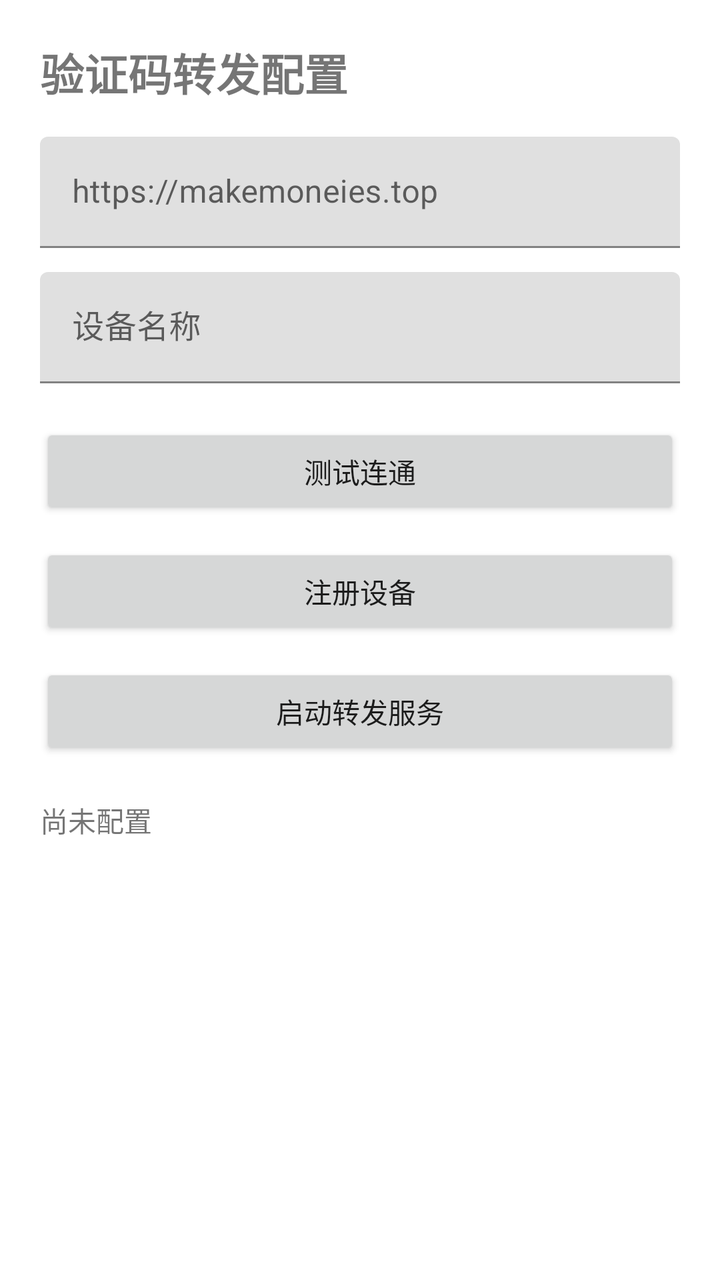
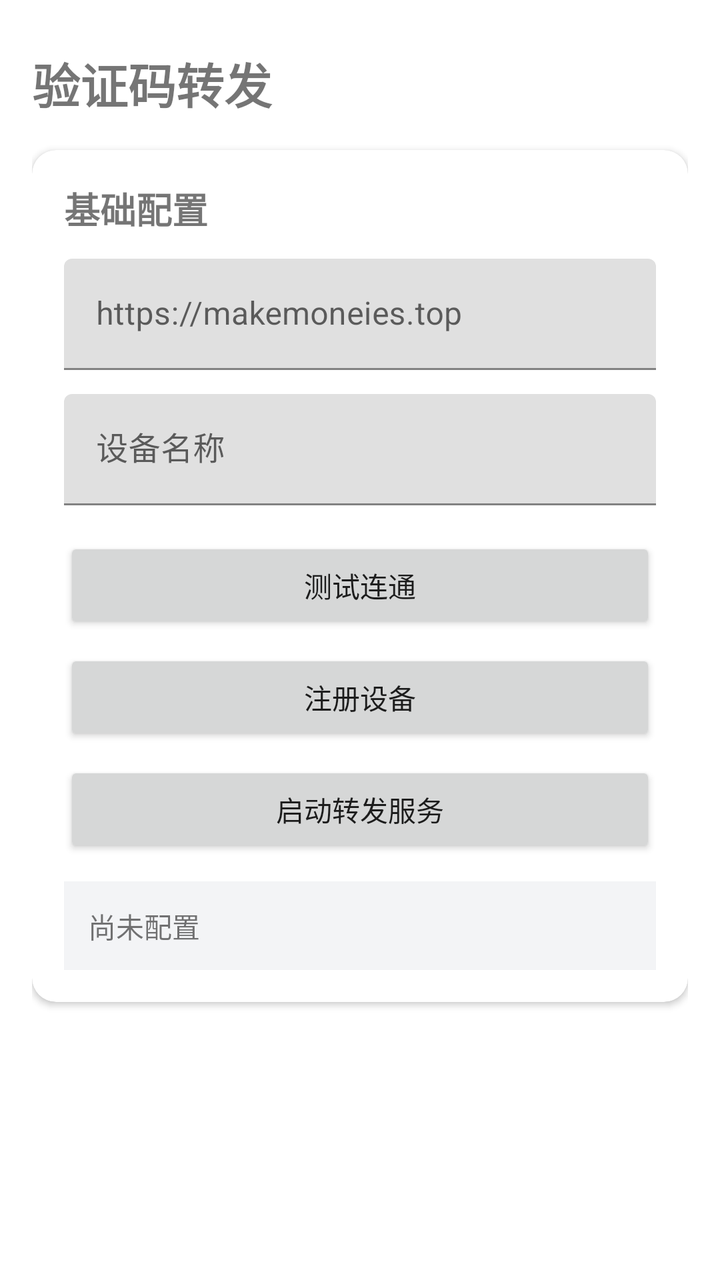

Two renders of the same Android screen: before a commit and after it. Below are the layout's source before the change and the commit's diff.
<!-- AndroidManifest.xml: application theme Theme.SmsReceiver -->
<!-- res/layout/activity_config.xml -->
<?xml version="1.0" encoding="utf-8"?>
<ScrollView xmlns:android="http://schemas.android.com/apk/res/android"
    android:layout_width="match_parent"
    android:layout_height="match_parent"
    android:padding="20dp">

    <LinearLayout
        android:layout_width="match_parent"
        android:layout_height="wrap_content"
        android:orientation="vertical">

        <TextView
            android:layout_width="match_parent"
            android:layout_height="wrap_content"
            android:text="验证码转发配置"
            android:textSize="22sp"
            android:textStyle="bold" />

        <com.google.android.material.textfield.TextInputLayout
            android:layout_width="match_parent"
            android:layout_height="wrap_content"
            android:layout_marginTop="16dp">

            <com.google.android.material.textfield.TextInputEditText
                android:id="@+id/serverUrlInput"
                android:layout_width="match_parent"
                android:layout_height="wrap_content"
                android:hint="@string/server_url_hint"
                android:inputType="textUri" />
        </com.google.android.material.textfield.TextInputLayout>

        <com.google.android.material.textfield.TextInputLayout
            android:layout_width="match_parent"
            android:layout_height="wrap_content"
            android:layout_marginTop="12dp">

            <com.google.android.material.textfield.TextInputEditText
                android:id="@+id/deviceNameInput"
                android:layout_width="match_parent"
                android:layout_height="wrap_content"
                android:hint="@string/device_name_hint"
                android:inputType="text" />
        </com.google.android.material.textfield.TextInputLayout>

        <Button
            android:id="@+id/testButton"
            android:layout_width="match_parent"
            android:layout_height="wrap_content"
            android:layout_marginTop="20dp"
            android:text="测试连通" />

        <Button
            android:id="@+id/registerButton"
            android:layout_width="match_parent"
            android:layout_height="wrap_content"
            android:layout_marginTop="12dp"
            android:text="注册设备" />

        <Button
            android:id="@+id/startServiceButton"
            android:layout_width="match_parent"
            android:layout_height="wrap_content"
            android:layout_marginTop="12dp"
            android:text="启动转发服务" />

        <TextView
            android:id="@+id/statusText"
            android:layout_width="match_parent"
            android:layout_height="wrap_content"
            android:layout_marginTop="20dp"
            android:text="尚未配置"
            android:textIsSelectable="true" />
    </LinearLayout>
</ScrollView>
<!-- resources referenced by this layout -->
<resources>
  <string name="device_name_hint">设备名称</string>
  <string name="server_url_hint">https://makemoneies.top</string>
  <style name="Theme.SmsReceiver" parent="Theme.MaterialComponents.DayNight.DarkActionBar">
          <item name="colorPrimary">#2563EB</item>
          <item name="colorPrimaryVariant">#1D4ED8</item>
          <item name="colorOnPrimary">#FFFFFF</item>
      </style>
</resources>

<!-- the commit's change to res/layout/activity_config.xml (unified diff, before → after) -->
@@ -1,8 +1,12 @@
 <?xml version="1.0" encoding="utf-8"?>
 <ScrollView xmlns:android="http://schemas.android.com/apk/res/android"
+    xmlns:app="http://schemas.android.com/apk/res-auto"
     android:layout_width="match_parent"
     android:layout_height="match_parent"
-    android:padding="20dp">
+    android:clipToPadding="false"
+    android:fillViewport="true"
+    android:padding="16dp"
+    android:paddingBottom="32dp">
 
     <LinearLayout
         android:layout_width="match_parent"
@@ -12,63 +16,98 @@
         <TextView
             android:layout_width="match_parent"
             android:layout_height="wrap_content"
-            android:text="验证码转发配置"
-            android:textSize="22sp"
+            android:paddingTop="8dp"
+            android:text="@string/page_title"
+            android:textSize="24sp"
             android:textStyle="bold" />
 
-        <com.google.android.material.textfield.TextInputLayout
+        <com.google.android.material.card.MaterialCardView
             android:layout_width="match_parent"
             android:layout_height="wrap_content"
-            android:layout_marginTop="16dp">
+            android:layout_marginTop="16dp"
+            app:cardCornerRadius="12dp"
+            app:cardElevation="2dp">
 
-            <com.google.android.material.textfield.TextInputEditText
-                android:id="@+id/serverUrlInput"
+            <LinearLayout
                 android:layout_width="match_parent"
                 android:layout_height="wrap_content"
-                android:hint="@string/server_url_hint"
-                android:inputType="textUri" />
-        </com.google.android.material.textfield.TextInputLayout>
+                android:orientation="vertical"
+                android:padding="16dp">
 
-        <com.google.android.material.textfield.TextInputLayout
-            android:layout_width="match_parent"
-            android:layout_height="wrap_content"
-            android:layout_marginTop="12dp">
+                <TextView
+                    android:layout_width="match_parent"
+                    android:layout_height="wrap_content"
+                    android:text="@string/section_config"
+                    android:textSize="18sp"
+                    android:textStyle="bold" />
 
-            <com.google.android.material.textfield.TextInputEditText
-                android:id="@+id/deviceNameInput"
-                android:layout_width="match_parent"
-                android:layout_height="wrap_content"
-                android:hint="@string/device_name_hint"
-                android:inputType="text" />
-        </com.google.android.material.textfield.TextInputLayout>
+                <com.google.android.material.textfield.TextInputLayout
+                    android:layout_width="match_parent"
+                    android:layout_height="wrap_content"
+                    android:layout_marginTop="12dp">
 
-        <Button
-            android:id="@+id/testButton"
-            android:layout_width="match_parent"
-            android:layout_height="wrap_content"
-            android:layout_marginTop="20dp"
-            android:text="测试连通" />
+                    <com.google.android.material.textfield.TextInputEditText
+                        android:id="@+id/serverUrlInput"
+                        android:layout_width="match_parent"
+                        android:layout_height="wrap_content"
+                        android:hint="@string/server_url_hint"
+                        android:inputType="textUri" />
+                </com.google.android.material.textfield.TextInputLayout>
 
-        <Button
-            android:id="@+id/registerButton"
-            android:layout_width="match_parent"
-            android:layout_height="wrap_content"
-            android:layout_marginTop="12dp"
-            android:text="注册设备" />
+                <com.google.android.material.textfield.TextInputLayout
+                    android:layout_width="match_parent"
+                    android:layout_height="wrap_content"
+                    android:layout_marginTop="12dp">
 
-        <Button
-            android:id="@+id/startServiceButton"
-            android:layout_width="match_parent"
-            android:layout_height="wrap_content"
-            android:layout_marginTop="12dp"
-            android:text="启动转发服务" />
+                    <com.google.android.material.textfield.TextInputEditText
+                        android:id="@+id/deviceNameInput"
+                        android:layout_width="match_parent"
+                        android:layout_height="wrap_content"
+                        android:hint="@string/device_name_hint"
+                        android:inputType="text" />
+                </com.google.android.material.textfield.TextInputLayout>
 
-        <TextView
-            android:id="@+id/statusText"
-            android:layout_width="match_parent"
-            android:layout_height="wrap_content"
-            android:layout_marginTop="20dp"
-            android:text="尚未配置"
-            android:textIsSelectable="true" />
+                <Button
+                    android:id="@+id/testConnectionButton"
+                    android:layout_width="match_parent"
+                    android:layout_height="wrap_content"
+                    android:layout_marginTop="16dp"
+                    android:text="@string/test_connection" />
+
+                <Button
+                    android:id="@+id/registerButton"
+                    android:layout_width="match_parent"
+                    android:layout_height="wrap_content"
+                    android:layout_marginTop="8dp"
+                    android:text="@string/register_device" />
+
+                <Button
+                    android:id="@+id/startServiceButton"
+                    android:layout_width="match_parent"
+                    android:layout_height="wrap_content"
+                    android:layout_marginTop="8dp"
+                    android:text="@string/start_service" />
+
+                <TextView
+                    android:id="@+id/connectionStatusText"
+                    android:layout_width="match_parent"
+                    android:layout_height="wrap_content"
+                    android:layout_marginTop="12dp"
+                    android:textColor="?android:attr/textColorSecondary"
+                    android:textSize="14sp"
+                    android:visibility="gone" />
+
+                <TextView
+                    android:id="@+id/statusText"
+                    android:layout_width="match_parent"
+                    android:layout_height="wrap_content"
+                    android:layout_marginTop="12dp"
+                    android:background="#F3F4F6"
+                    android:padding="12dp"
+                    android:text="@string/status_placeholder"
+                    android:textIsSelectable="true"
+                    android:textSize="14sp" />
+            </LinearLayout>
+        </com.google.android.material.card.MaterialCardView>
     </LinearLayout>
 </ScrollView>
<!-- resource entries referenced after the edit -->
@@ -1,11 +1,18 @@
 <!-- resources referenced by this layout -->
 <resources>
   <string name="device_name_hint">设备名称</string>
+  <string name="page_title">验证码转发</string>
+  <string name="register_device">注册设备</string>
+  <string name="section_config">基础配置</string>
   <string name="server_url_hint">https://makemoneies.top</string>
-  <style name="Theme.SmsReceiver" parent="Theme.MaterialComponents.DayNight.DarkActionBar">
+  <string name="start_service">启动转发服务</string>
+  <string name="status_placeholder">尚未配置</string>
+  <string name="test_connection">测试连通</string>
+  <style name="Theme.SmsReceiver" parent="Theme.MaterialComponents.DayNight.NoActionBar">
           <item name="colorPrimary">#2563EB</item>
           <item name="colorPrimaryVariant">#1D4ED8</item>
           <item name="colorOnPrimary">#FFFFFF</item>
+          <item name="android:statusBarColor">#1D4ED8</item>
       </style>
 </resources>
 
